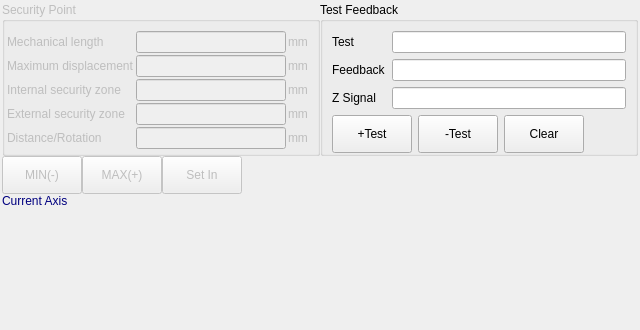
Before: the Qt Designer form hcsettings/axissettingsframe.ui in GaussCheng/2-5AxisPunch, drawn with Qt 5.
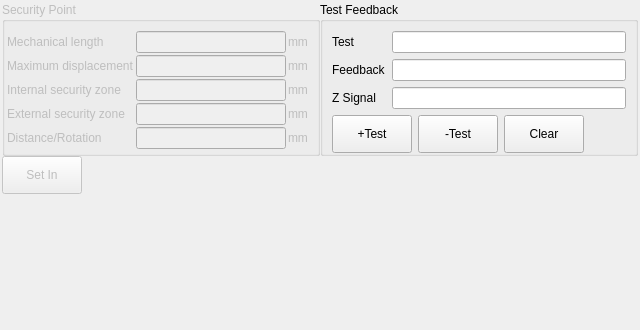
After: the same form once the commit is applied. Custom widgets are drawn as their Qt base class.

```diff
--- a/hcsettings/axissettingsframe.ui
+++ b/hcsettings/axissettingsframe.ui
@@ -259,62 +259,6 @@
    </item>
    <item>
     <layout class="QHBoxLayout" name="horizontalLayout_2">
-     <item>
-      <widget class="QToolButton" name="minPositionToolButton">
-       <property name="enabled">
-        <bool>false</bool>
-       </property>
-       <property name="sizePolicy">
-        <sizepolicy hsizetype="Preferred" vsizetype="Preferred">
-         <horstretch>0</horstretch>
-         <verstretch>0</verstretch>
-        </sizepolicy>
-       </property>
-       <property name="minimumSize">
-        <size>
-         <width>80</width>
-         <height>38</height>
-        </size>
-       </property>
-       <property name="maximumSize">
-        <size>
-         <width>80</width>
-         <height>38</height>
-        </size>
-       </property>
-       <property name="text">
-        <string>MIN(-)</string>
-       </property>
-      </widget>
-     </item>
-     <item>
-      <widget class="QToolButton" name="maxPositionToolButton">
-       <property name="enabled">
-        <bool>false</bool>
-       </property>
-       <property name="sizePolicy">
-        <sizepolicy hsizetype="Preferred" vsizetype="Preferred">
-         <horstretch>0</horstretch>
-         <verstretch>0</verstretch>
-        </sizepolicy>
-       </property>
-       <property name="minimumSize">
-        <size>
-         <width>80</width>
-         <height>38</height>
-        </size>
-       </property>
-       <property name="maximumSize">
-        <size>
-         <width>80</width>
-         <height>38</height>
-        </size>
-       </property>
-       <property name="text">
-        <string>MAX(+)</string>
-       </property>
-      </widget>
-     </item>
      <item>
       <widget class="QToolButton" name="saveToolButton">
        <property name="enabled">
@@ -352,16 +296,6 @@
      </item>
     </layout>
    </item>
-   <item>
-    <widget class="QLabel" name="currentAxisLabel">
-     <property name="styleSheet">
-      <string notr="true">color: rgb(0, 0, 127);</string>
-     </property>
-     <property name="text">
-      <string>Current Axis</string>
-     </property>
-    </widget>
-   </item>
    <item>
     <spacer name="verticalSpacer">
      <property name="orientation">
```
Left out of the diff: 58 changed lines with no effect on the pictures.
